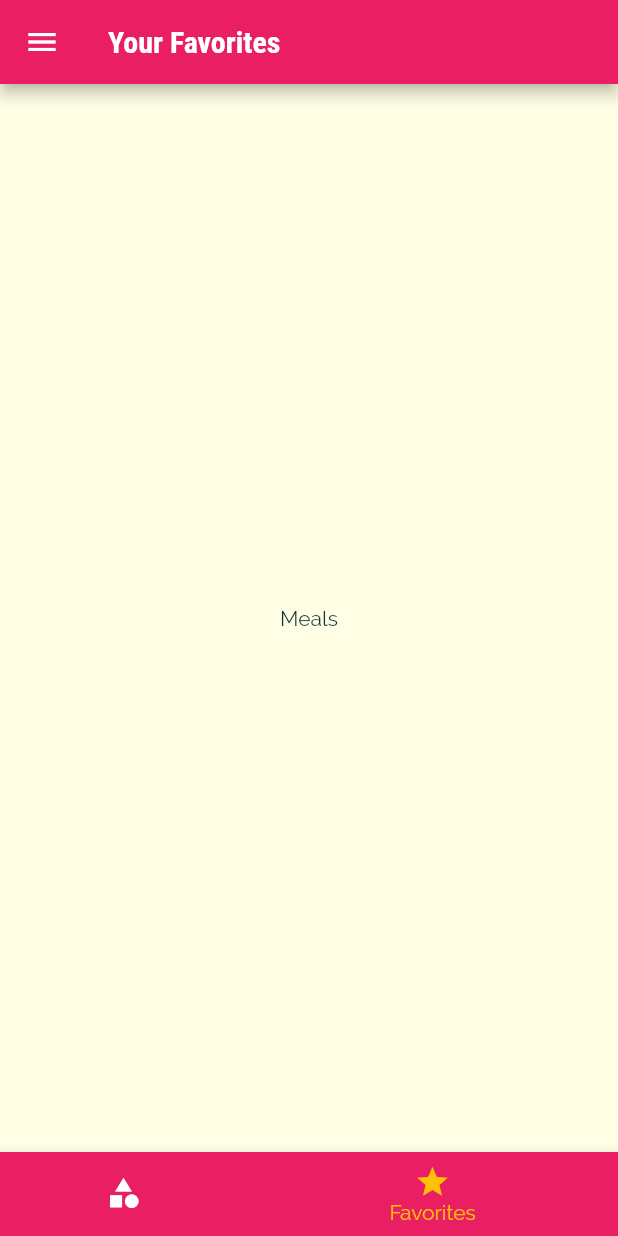
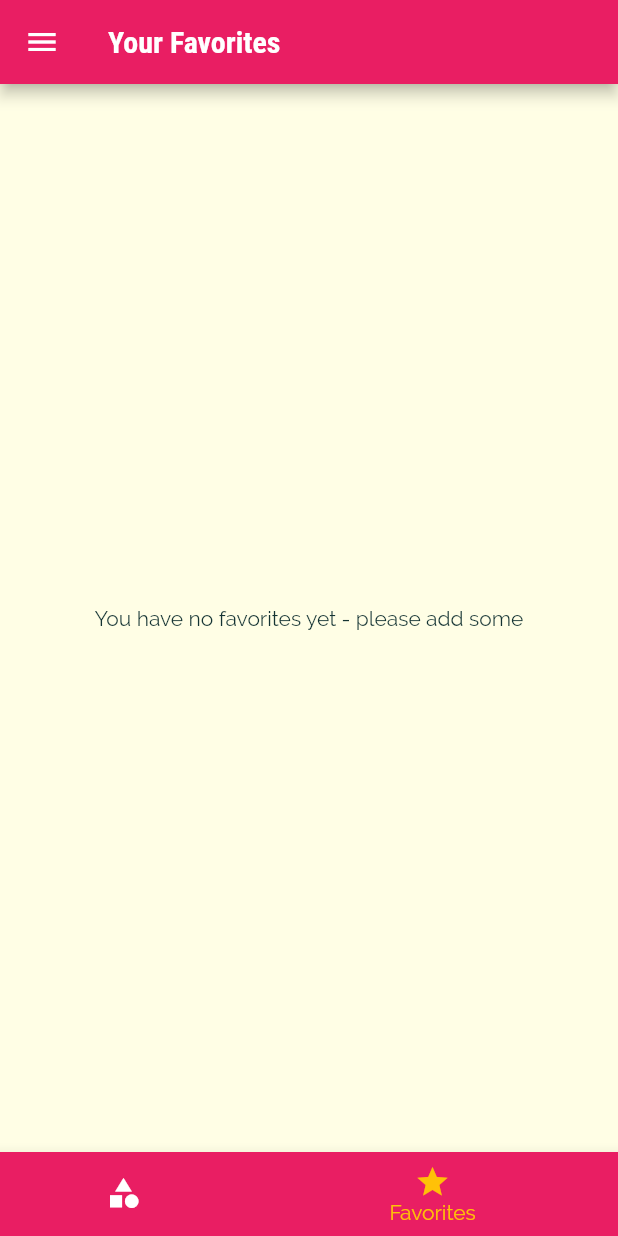
Before and after one commit to neo-deus/Meals-App, a Flutter app: the screen it shows after launch, item 2 of the bottom bar chosen, on a phone screen of 412 x 824 dp. Run offline on Flutter 3.47's test engine with Material 2 defaults, Android fonts, the phone set to English and light mode, and no system bars.

Commit message:
added favorite functionality

```diff
--- a/lib/main.dart
+++ b/lib/main.dart
@@ -26,6 +26,7 @@ class _MyAppState extends State<MyApp> {
   };
 
   List<Meal> _availableMeals = DUMMY_MEALS;
+  List<Meal> _favoriteMeals = [];
 
   void _setFilters(Map<String, bool> filterData) {
     setState(() {
@@ -46,6 +47,24 @@ class _MyAppState extends State<MyApp> {
         return true;
       }).toList();
     });
+  }
+
+  void _toggleFavorite(String mealId) {
+    final existingIndex =
+        _favoriteMeals.indexWhere((meal) => meal.id == mealId);
+    if (existingIndex >= 0) {
+      setState(() {
+        _favoriteMeals.removeAt(existingIndex);
+      });
+    } else {
+      setState(() {
+        _favoriteMeals.add(DUMMY_MEALS.firstWhere((meal) => meal.id == mealId));
+      });
+    }
+  }
+
+  bool _isMealFavorite(String id) {
+    return _favoriteMeals.any((meal) => meal.id == id);
   }
 
   @override
@@ -74,7 +93,7 @@ class _MyAppState extends State<MyApp> {
               ),
             ),
       ),
-      home: TabsScreen(),
+      home: TabsScreen(_favoriteMeals),
       initialRoute:
           '/', // if u want to start the app at a diff page, this is the way(default is '/')
       routes: {
@@ -84,9 +103,8 @@ class _MyAppState extends State<MyApp> {
         CategoryMealsScreen.routeName: (ctx) =>
             CategoryMealsScreen(_availableMeals),
         //use this if u r using static const
-        MealDetailScreen.routeName: (ctx) => MealDetailScreen(),
-        FilterScreen.routeName: (ctx) =>
-            FilterScreen(_filters,_setFilters),
+        MealDetailScreen.routeName: (ctx) => MealDetailScreen(_toggleFavorite,_isMealFavorite),
+        FilterScreen.routeName: (ctx) => FilterScreen(_filters, _setFilters),
       },
       // onGenerateRoute: (settings) {
       //   print(settings.arguments);
--- a/lib/screens/category_meals_screen.dart
+++ b/lib/screens/category_meals_screen.dart
@@ -85,10 +85,11 @@ class _CategoryMealsScreenState extends State<CategoryMealsScreen> {
             duration: displayedItems[index].duration,
             complexity: displayedItems[index].complexity,
             affordability: displayedItems[index].affordability,
-              removeItem: _removeMeal,
+            //removeItem: _removeMeal,
           );
         },
         itemCount: displayedItems.length,
-        ));
+      ),
+    );
   }
 }
--- a/lib/screens/favorites_screen.dart
+++ b/lib/screens/favorites_screen.dart
@@ -1,12 +1,34 @@
 import 'package:flutter/material.dart';
 
+import '../models/meal.dart';
+import '../widgets/meal_item.dart';
+
 class FavoritesScreen extends StatelessWidget {
-  const FavoritesScreen({super.key});
+  final List<Meal> favoriteMeals;
+
+  FavoritesScreen(this.favoriteMeals);
 
   @override
   Widget build(BuildContext context) {
-    return Center(
-      child: Text('Meals'),
-    );
+    if (favoriteMeals.isEmpty) {
+      return Center(
+        child: Text('You have no favorites yet - please add some'),
+      );
+    } else {
+      return ListView.builder(
+        itemBuilder: (ctx, index) {
+          return MealItem(
+            id: favoriteMeals[index].id,
+            title: favoriteMeals[index].title,
+            imageUrl: favoriteMeals[index].imageUrl,
+            duration: favoriteMeals[index].duration,
+            complexity: favoriteMeals[index].complexity,
+            affordability: favoriteMeals[index].affordability,
+            // removeItem: _removeMeal,
+          );
+        },
+        itemCount: favoriteMeals.length,
+      );
+    }
   }
 }
--- a/lib/screens/tabs_screen.dart
+++ b/lib/screens/tabs_screen.dart
@@ -1,25 +1,37 @@
 import 'package:flutter/material.dart';
 
+import '../models/meal.dart';
 import '../widgets/main_drawer.dart';
 import './categories_screen.dart';
 import './favorites_screen.dart';
 
 class TabsScreen extends StatefulWidget {
+  final List<Meal> favoriteMeals;
+
+  TabsScreen(this.favoriteMeals);
+
   @override
   State<TabsScreen> createState() => _TabsScreenState();
 }
 
 class _TabsScreenState extends State<TabsScreen> {
-  final List<Map<String, dynamic>> _pages = [
+  late List<Map<String, dynamic>> _pages;
+
+  @override
+  void initState() {
+    _pages = [
       {
         'title': 'Categories',
         'page': CategoriesScreen(),
       },
       {
         'title': 'Your Favorites',
-      'page': FavoritesScreen(),
+        'page': FavoritesScreen(widget.favoriteMeals),
+        //widget is not available here when we initialize our properties,however it is available in build method or initState method
       },
     ];
+    super.initState();
+  }
 
   int _selectedPageIndex = 0;
 
```
Also changed, not shown: lib/screens/meal_detail_screen.dart (+14 -4 lines), lib/widgets/meal_item.dart (+11 -10 lines). Lines whose indentation alone changed are shown as unchanged.
